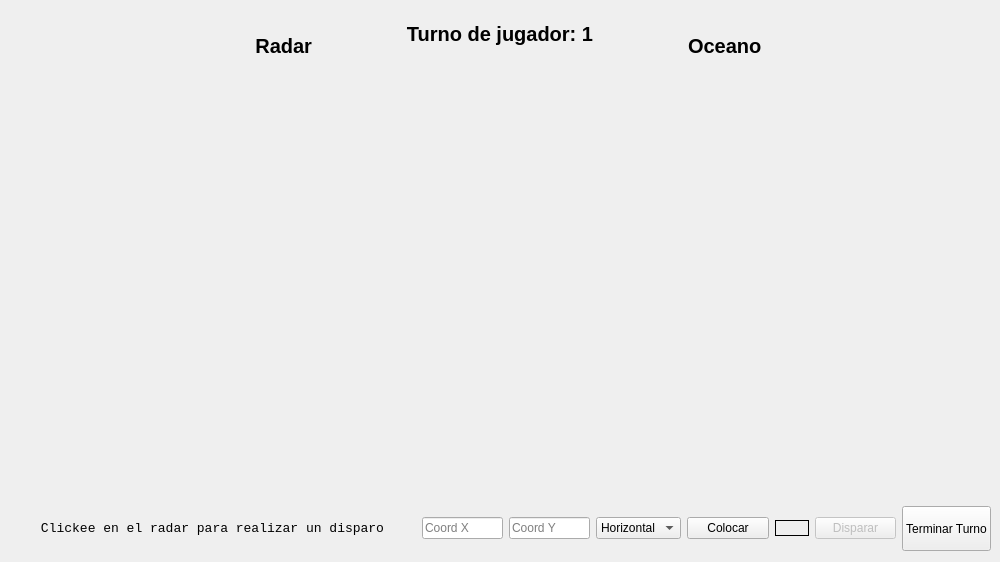
Old version of the form batalla_naval_poo/mainwindow.ui in the repository Fede-T/TP3_POO.
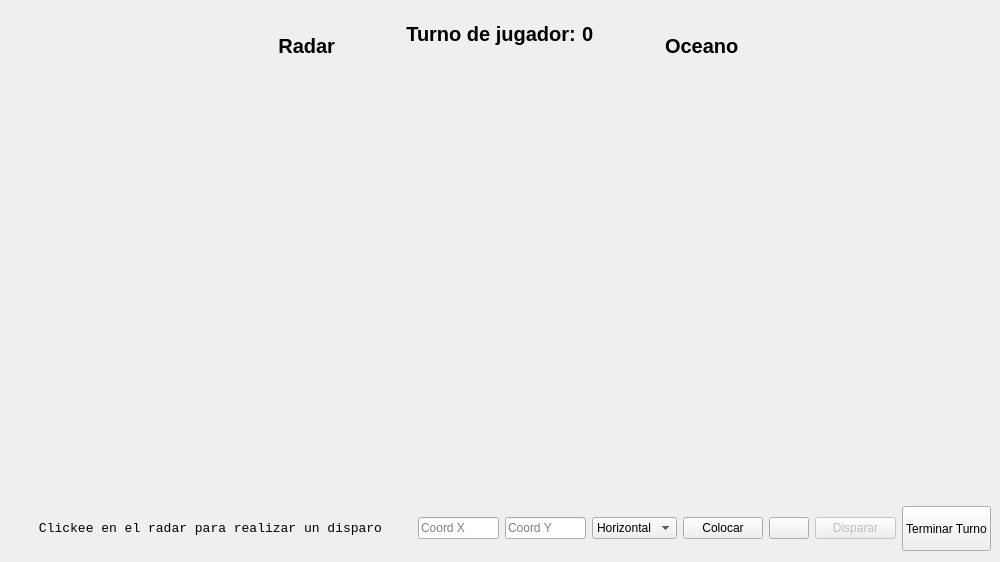
New version of the form. Icons and pictures are not drawn.

The edit to the form file:
```diff
--- a/batalla_naval_poo/mainwindow.ui
+++ b/batalla_naval_poo/mainwindow.ui
@@ -37,7 +37,7 @@
      <number>9</number>
     </property>
     <item>
-     <layout class="QHBoxLayout" name="parte_superior" stretch="5,1,4,1,5">
+     <layout class="QHBoxLayout" name="parte_superior" stretch="5,1,0,0,1,5">
       <item>
        <widget class="QLabel" name="label">
         <property name="font">
@@ -81,13 +81,27 @@
          </font>
         </property>
         <property name="text">
-         <string>Turno de jugador: 1</string>
+         <string>Turno de jugador:</string>
         </property>
         <property name="alignment">
          <set>Qt::AlignCenter</set>
         </property>
        </widget>
       </item>
+      <item>
+       <widget class="QLabel" name="label_2">
+        <property name="font">
+         <font>
+          <family>Arial</family>
+          <pointsize>15</pointsize>
+          <bold>true</bold>
+         </font>
+        </property>
+        <property name="text">
+         <string>0</string>
+        </property>
+       </widget>
+      </item>
       <item>
        <spacer name="horizontalSpacer_5">
         <property name="orientation">
@@ -300,7 +314,7 @@
         </property>
         <property name="styleSheet">
          <string notr="true">image: url(:/sprites/random_icon.png);
-border:1px solid black</string>
+</string>
         </property>
         <property name="text">
          <string/>
```
